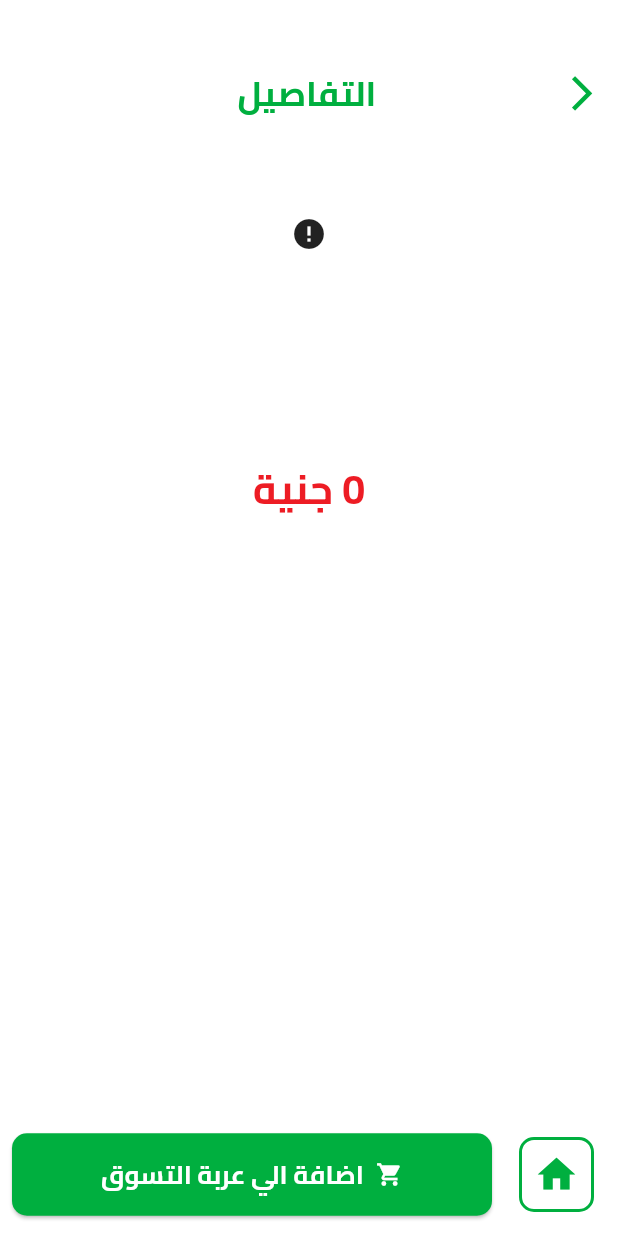
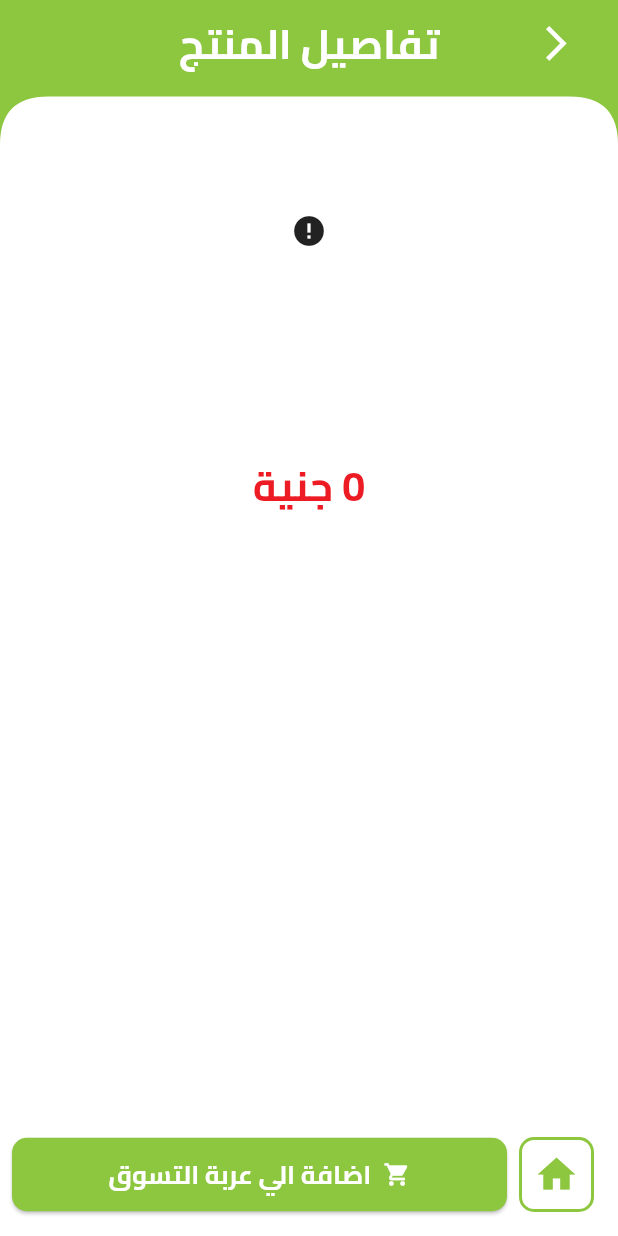
Before and after one commit to ibrahimsiam25/WestElbalad, a Flutter app: the PhoneDetailsView screen opened directly with empty values, on a phone screen of 412 x 824 dp. Run offline on Flutter 3.47's test engine with Material 3 defaults, Android fonts, the phone set to English and light mode, and no system bars; drawn by our look-alikes of cached_network_image; our stand-ins replace bloc, cloud_firestore, dartz, firebase_auth, firebase_core, firebase_storage and 13 more; missing offline and left inert: svg_flutter; accounts and stored records are empty; network calls fail.

Commit message:
Refactor App Bar and Navigation Components
- Consolidated `CustomBackAppBar` functionality into `CustomAppBar` to reduce redundancy.
- Updated `CustomAppBar` to include an icon size parameter for better customization.
- Removed the deprecated `CustomBackAppBar` widget.
- Adjusted the `CustomBottomNavigationBar` to use `AppColors.lightGreen` for consistency.
- Fixed and improved the `CustomBottomNavigationBar` button styles and text sizes.
- Updated `PhoneDetailsView` and `ShoppingCartViewBody` to use the new `CustomAppBar`.
- Corrected and standardized the usage of `GoRouter` and `Navigator` in various views.
- Enhanced the `CustomHomeAppBar` icon color to match the new theme.
- Refactored the `ShoppingCartViewBody` to streamline the order display logic.

```diff
--- a/lib/core/widgets/custom_app_bar.dart
+++ b/lib/core/widgets/custom_app_bar.dart
@@ -38,8 +38,9 @@ class CustomAppBar extends StatelessWidget {
                           onTap: () {
                             GoRouter.of(context).pop();
                           },
-                          child: const Icon(
+                          child: Icon(
                             Icons.arrow_back_ios_new,
+                            size: 24.0.r,
                             color: AppColors.white,
                           ),
                         )
--- a/lib/core/widgets/custom_back_app_bar.dart
+++ /dev/null
@@ -1,48 +0,0 @@
-import 'package:flutter/material.dart';
-import 'package:flutter_screenutil/flutter_screenutil.dart';
-
-import '../../../../../core/constants/app_colors.dart';
-import '../../../../../core/utils/app_styles.dart';
-
-class CustomBackAppBar extends StatelessWidget {
-  const CustomBackAppBar({
-    super.key,
-    required this.title,
-  });
-  final String title;
-  @override
-  Widget build(BuildContext context) {
-    return Container(
-      color: AppColors.white,
-      child: Column(
-        children: [
-          SizedBox(height: 32.0.h),
-          Row(
-            children: [
-              IconButton(
-                  onPressed: () {
-                    Navigator.pop(context);
-                  },
-                  icon: Icon(
-                    color: AppColors.primary,
-                    size: 24.0.w,
-                    Icons.arrow_back_ios_new,
-                  )),
-              Spacer(
-                flex: 5,
-              ),
-              Text(
-                title,
-                style: AppStyles.title.copyWith(color: AppColors.primary),
-              ),
-              Spacer(
-                flex: 7,
-              ),
-            ],
-          ),
-          SizedBox(height: 10.0.h),
-        ],
-      ),
-    );
-  }
-}
--- a/lib/core/widgets/custom_bottom_navigation_bar.dart
+++ b/lib/core/widgets/custom_bottom_navigation_bar.dart
@@ -1,13 +1,16 @@
 import 'package:flutter/material.dart';
-import 'package:west_elbalad/core/utils/app_styles.dart';
 import 'package:flutter_screenutil/flutter_screenutil.dart';
 import 'package:west_elbalad/core/constants/app_colors.dart';
-
+import 'package:west_elbalad/core/utils/app_styles.dart';
 
 class CustomBottomNavigationBar extends StatelessWidget {
   const CustomBottomNavigationBar({
-    super.key, required this.onPressedOne, required this.onPressedTwo, required this.iconOne, required this.iconTwo, required this.textTwo,
-
+    super.key,
+    required this.onPressedOne,
+    required this.onPressedTwo,
+    required this.iconOne,
+    required this.iconTwo,
+    required this.textTwo,
   });
 
   final void Function() onPressedOne;
@@ -19,38 +22,44 @@ final String textTwo;
   @override
   Widget build(BuildContext context) {
     return Padding(
-      padding: const EdgeInsets.all(8.0),  // Adds some padding around the bottom bar
+      padding: const EdgeInsets.all(8.0),
       child: Row(
         children: [
           IconButton(
             onPressed: onPressedOne,
             icon: Container(
               decoration: BoxDecoration(
-    border: Border.all(color: AppColors.primary, width: 2),  // Border color and thickness
-    borderRadius: BorderRadius.circular(10),  // Rounded corners
+                border: Border.all(
+                  color: AppColors.lightGreen,
+                  width: 2,
                 ),
-        padding: const EdgeInsets.all(8),  // Adds padding inside the border
-        child:  Icon(
+                borderRadius: BorderRadius.circular(10),
+              ),
+              padding: const EdgeInsets.all(8),
+              child: Icon(
                 iconOne,
-    color: AppColors.primary,
-    size: 30,  // Icon size
+                color: AppColors.lightGreen,
+                size: 30,
               ),
             ),
-    ),  const SizedBox(width: 10),
+          ),
           Expanded(
             child: ElevatedButton.icon(
               style: ElevatedButton.styleFrom(
                 shape: RoundedRectangleBorder(
                   borderRadius: BorderRadius.circular(10),
                 ),
-                backgroundColor:AppColors.primary ,  // Set your desired button color
-                padding: const EdgeInsets.symmetric(vertical: 15), // Adjusts button height
+                backgroundColor: AppColors.lightGreen,
+                padding: EdgeInsets.symmetric(vertical: 10.0.h),
               ),
               onPressed: onPressedTwo,
-              icon:  Icon(iconTwo, color: AppColors.white),
-              label:  Text(
+              icon: Icon(iconTwo, color: AppColors.white),
+              label: Text(
                 textTwo,
-                style: AppStyles.title.copyWith(color: AppColors.white, fontSize: 15.sp),  // Set text size
+                style: AppStyles.title.copyWith(
+                  color: AppColors.white,
+                  fontSize: 15.0.sp,
+                ),
               ),
             ),
           )
--- a/lib/features/home/presentation/views/phone_details_view.dart
+++ b/lib/features/home/presentation/views/phone_details_view.dart
@@ -23,7 +23,9 @@ class PhoneDetailsView extends StatelessWidget {
       bottomNavigationBar: CustomBottomNavigationBar(
         onPressedTwo: () {
           saveMapToListInSharedPref(
-              key: kOrder, newMap: PhoneModel.fromEntity(phoneEntites).toMap());
+            key: kOrder,
+            newMap: PhoneModel.fromEntity(phoneEntites).toMap(),
+          );
           GoRouter.of(context).push(AppRouter.kShoppingCartView);
         },
         onPressedOne: () {
--- a/lib/features/home/presentation/views/widgets/custom_home_app_bar.dart
+++ b/lib/features/home/presentation/views/widgets/custom_home_app_bar.dart
@@ -28,7 +28,7 @@ class CustomHomeAppBar extends StatelessWidget {
           child: Icon(
             Icons.shopping_cart,
             size: 25,
-            color: AppColors.primary,
+            color: AppColors.lightGreen,
           ),
         ),
       ),
--- a/lib/features/home/presentation/views/widgets/phone_details_view_body.dart
+++ b/lib/features/home/presentation/views/widgets/phone_details_view_body.dart
@@ -1,12 +1,12 @@
 import 'package:flutter/material.dart';
 import 'package:flutter_screenutil/flutter_screenutil.dart';
 import 'package:west_elbalad/core/constants/app_consts.dart';
+import 'package:west_elbalad/core/widgets/custom_app_bar.dart';
 import 'package:west_elbalad/core/widgets/custom_cacehd_network_image.dart';
 import 'package:west_elbalad/features/home/domian/entites/phone_entites.dart';
 
 import '../../../../../core/constants/app_colors.dart';
 import '../../../../../core/utils/app_styles.dart';
-import '../../../../../core/widgets/custom_back_app_bar.dart';
 
 class PhoneDetailsViewBody extends StatelessWidget {
   const PhoneDetailsViewBody({
@@ -19,9 +19,7 @@ class PhoneDetailsViewBody extends StatelessWidget {
     return SingleChildScrollView(
       child: Column(
         children: [
-          CustomBackAppBar(
-            title: "التفاصيل",
-          ),
+          CustomAppBar(title: 'تفاصيل المنتج'),
           Padding(
             padding: EdgeInsets.all(40.0.w),
             child: Center(
--- a/lib/features/shopping_cart/presentation/views/widgets/shopping_cart_view_body.dart
+++ b/lib/features/shopping_cart/presentation/views/widgets/shopping_cart_view_body.dart
@@ -1,28 +1,27 @@
 import 'package:flutter/material.dart';
 import 'package:flutter_bloc/flutter_bloc.dart';
+import 'package:flutter_screenutil/flutter_screenutil.dart';
+import 'package:west_elbalad/core/widgets/custom_app_bar.dart';
+import 'package:west_elbalad/core/widgets/custom_progress_indicator.dart';
+import 'package:west_elbalad/features/home/data/model/phones_model.dart';
+import 'package:west_elbalad/features/shopping_cart/presentation/manager/show_oredrs/show_orders_cubit.dart';
+import 'package:west_elbalad/features/shopping_cart/presentation/views/widgets/product_data_element.dart';
+
 import '../../../../../core/constants/app_consts.dart';
-import 'package:flutter_screenutil/flutter_screenutil.dart';
-import 'package:west_elbalad/core/widgets/custom_back_app_bar.dart';
-import 'package:west_elbalad/features/home/data/model/phones_model.dart';
-import 'package:west_elbalad/core/widgets/custom_progress_indicator.dart';
 import '../../../../../core/functions/save_and_get_map_to_list_with_shared_pref.dart';
-import 'package:west_elbalad/features/shopping_cart/presentation/views/widgets/product_data_element.dart';
-import 'package:west_elbalad/features/shopping_cart/presentation/manager/show_oredrs/show_orders_cubit.dart';
-
-
 
 class ShoppingCartViewBody extends StatelessWidget {
   const ShoppingCartViewBody({super.key});
 
   @override
   Widget build(BuildContext context) {
-    return  SingleChildScrollView(
+    return SingleChildScrollView(
         child: Column(
       children: [
-          CustomBackAppBar(title: 'عربة التسوق'),
+        CustomAppBar(title: 'عربة التسوق'),
         BlocProvider(
           create: (context) => ShowOrdersCubit()..fetchOrders(),
-            child:BlocBuilder<ShowOrdersCubit, ShowOrdersState>(
+          child: BlocBuilder<ShowOrdersCubit, ShowOrdersState>(
             builder: (context, state) {
               if (state is ShowOrdersSuccess) {
                 return ListView.builder(
@@ -31,10 +30,14 @@ class ShoppingCartViewBody extends StatelessWidget {
                   itemCount: state.orders.length,
                   itemBuilder: (context, index) {
                     return Padding(
-                        padding:  EdgeInsets.symmetric(vertical: 10.h),
+                      padding: EdgeInsets.symmetric(vertical: 10.h),
                       child: ProductDataElement(
                           onPressed: () {
-                            removeMapFromListInSharedPref(key: kOrder, mapToRemove: PhoneModel.fromEntity(state.orders[index]).toMap());
+                            removeMapFromListInSharedPref(
+                                key: kOrder,
+                                mapToRemove:
+                                    PhoneModel.fromEntity(state.orders[index])
+                                        .toMap());
                             BlocProvider.of<ShowOrdersCubit>(context)
                                 .fetchOrders();
                           },
@@ -42,18 +45,15 @@ class ShoppingCartViewBody extends StatelessWidget {
                     );
                   },
                 );
-                }
-                else if (state is ShowOrdersFailed) {
+              } else if (state is ShowOrdersFailed) {
                 return Text("حدث خطأ");
-                }
-                else {
+              } else {
                 return CustomProgressIndicator();
               }
             },
           ),
         )
       ],
-      )
-    );
+    ));
   }
 }
```
Lines whose indentation alone changed are shown as unchanged.
